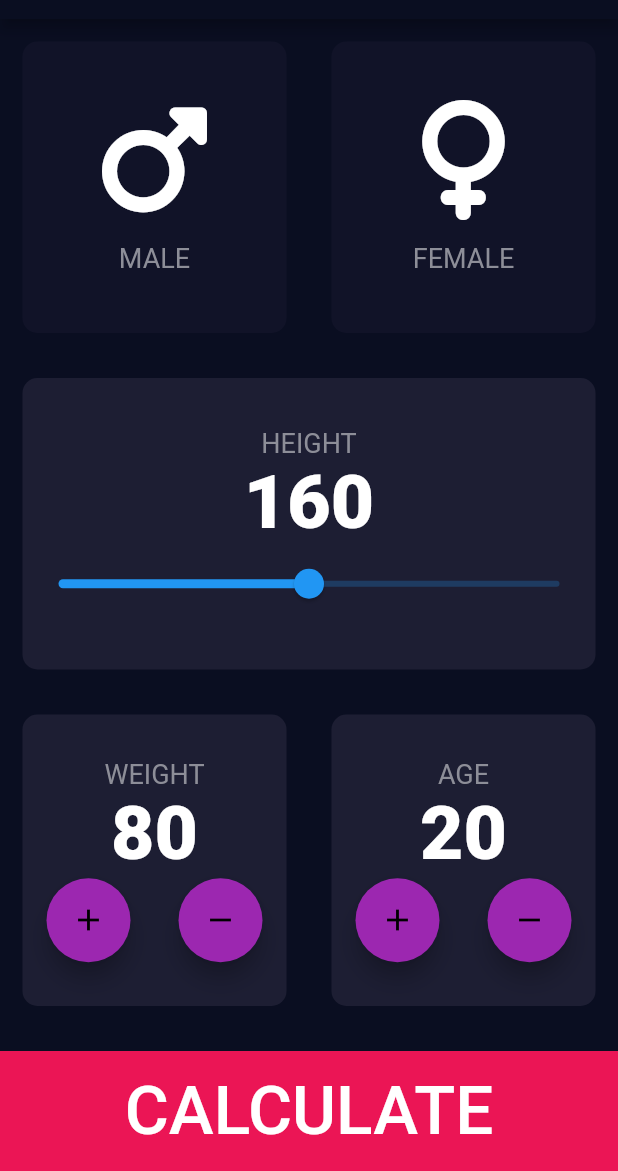
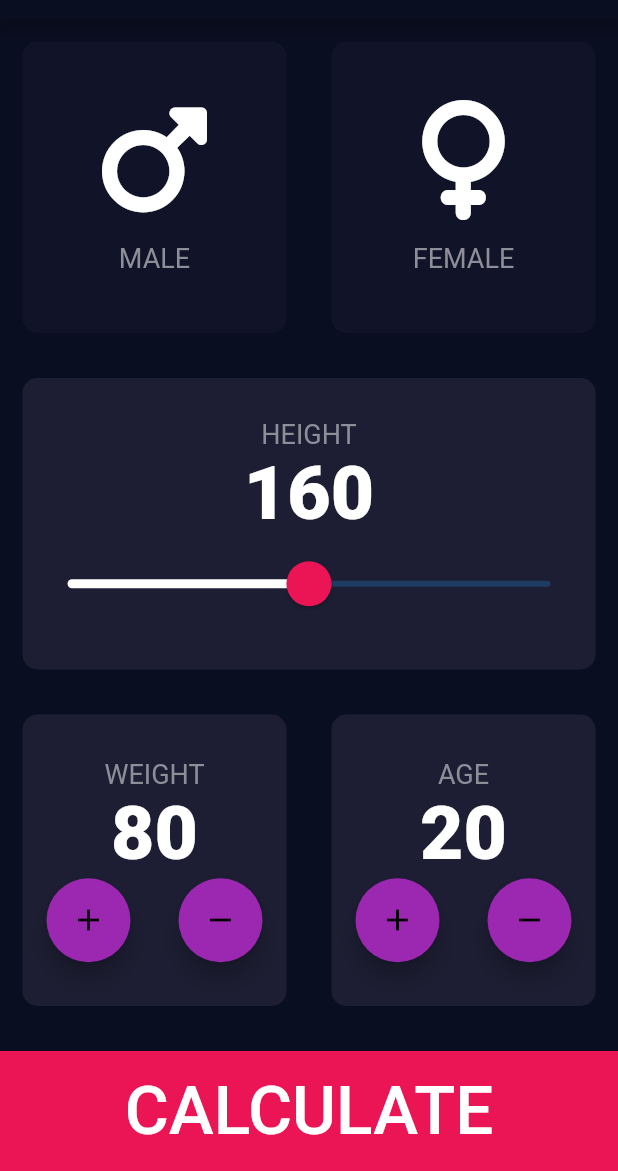
Before and after one commit to matatoMatata94/bmi_calculator, a Flutter app: the screen it shows after launch, on a phone screen of 412 x 824 dp, the part 65-1236 px from its top. Run offline on Flutter 3.47's test engine with Material 2 defaults, Android fonts, the phone set to English and light mode, and no system bars; our stand-ins replace font_awesome_flutter.

Commit message:
Gave the slider a new theme

```diff
--- a/lib/input_page.dart
+++ b/lib/input_page.dart
@@ -88,13 +88,24 @@ class _InputPageState extends State<InputPage> {
                         fontWeight: FontWeight.w900,
                       ),
                     ),
-                    Slider(
+                    SliderTheme(
+                      data: SliderTheme.of(context).copyWith(
+                          inactiveTickMarkColor: const Color(0xFF8D8E98),
+                          activeTrackColor: Colors.white,
+                          thumbColor: const Color(0xFFEB1555),
+                          overlayColor: const Color(0x29EB1555),
+                          thumbShape: const RoundSliderThumbShape(
+                              enabledThumbRadius: 15.0),
+                          overlayShape: const RoundSliderOverlayShape(
+                              overlayRadius: 30.0)),
+                      child: Slider(
                           max: 200,
                           min: 120,
                           value: heightValue,
                           onChanged: (newValue) {
                             setState(() => heightValue = newValue);
                           }),
+                    ),
                   ],
                 ),
               ),
```
Lines whose indentation alone changed are shown as unchanged.
